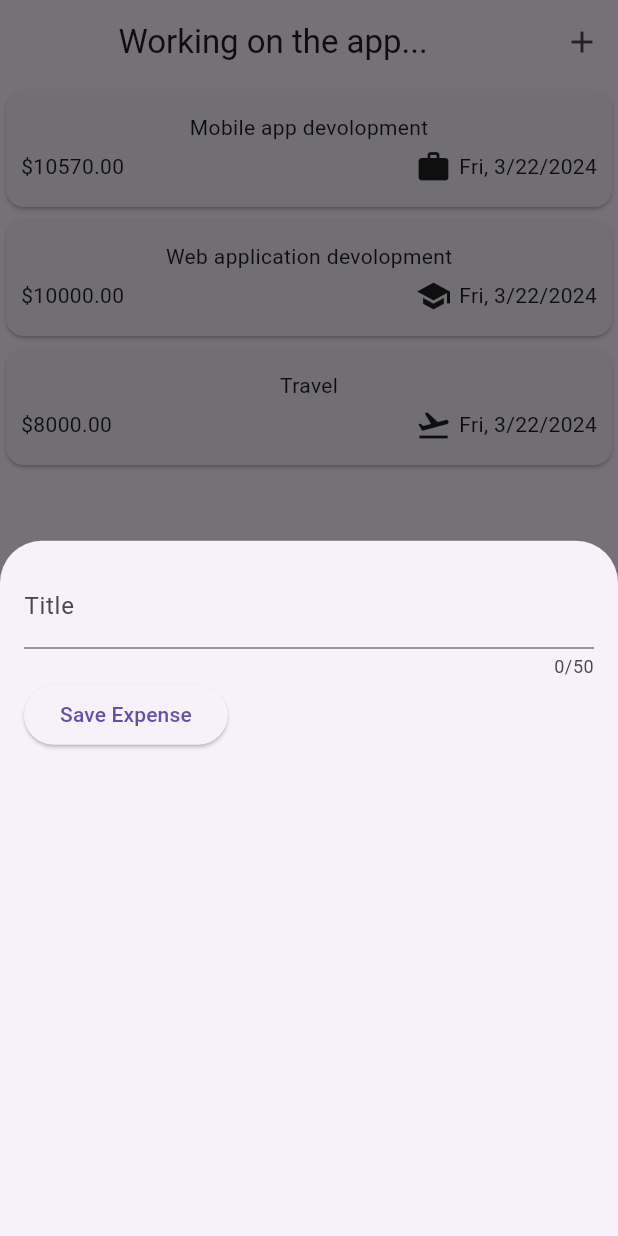
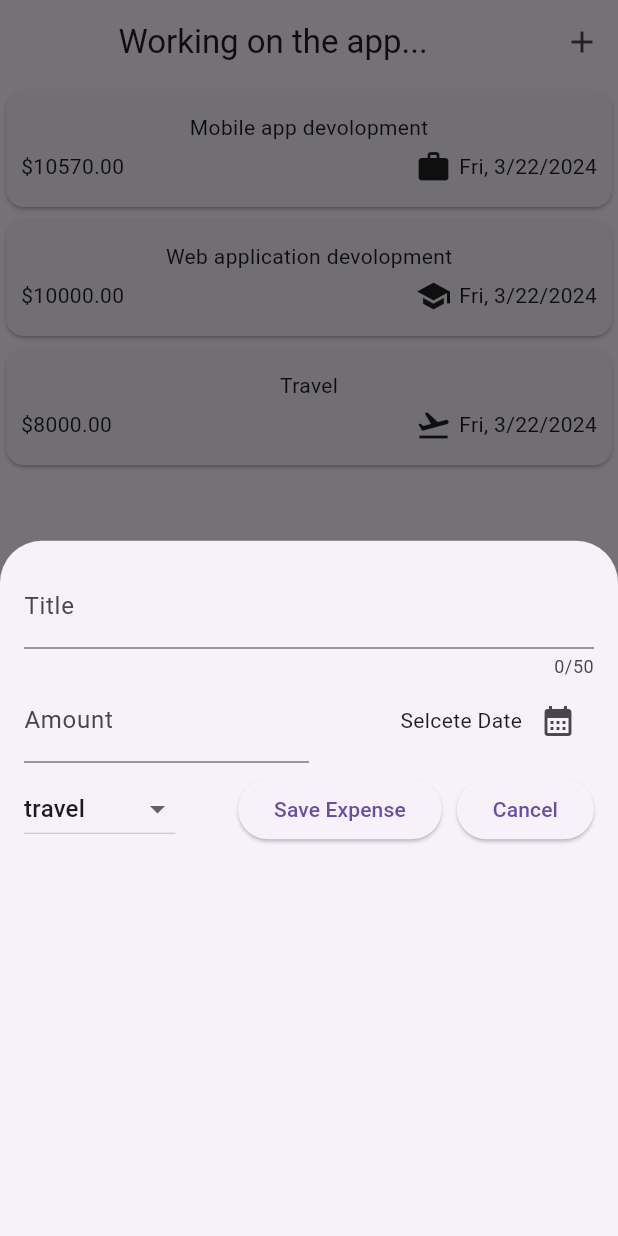
Before and after one commit to Abdelrahman2335/expenses, a Flutter app: the screen it shows after launch, after a tap on the "add" icon, on a phone screen of 412 x 824 dp. Run offline on Flutter 3.47's test engine with Material 3 defaults, Android fonts, the phone set to English and light mode, and no system bars.

Commit message:
Commit some updates

```diff
--- a/lib/bottom_sheet.dart
+++ b/lib/bottom_sheet.dart
@@ -1,6 +1,8 @@
 import 'dart:developer';
 
 import 'package:flutter/material.dart';
+import 'package:intl/intl.dart';
+import '../model/expense.dart';
 
 class AddExpense extends StatefulWidget {
   const AddExpense({super.key});
@@ -10,9 +12,12 @@ class AddExpense extends StatefulWidget {
 }
 
 class _AddExpenseState extends State<AddExpense> {
+  final _titleController = TextEditingController();
+  final _amountController = TextEditingController();
+  DateTime? _selectedDate; // we have to make the type DateTime? cuz pickedDate is the same type
 
-    final _titleController = TextEditingController();
-
+  final formatter = DateFormat.yMd();
+  Category _selectedCategory = Category.travel;
 
   /// if you used controller so you have to use dispose, why?
   /// cuz controller is still runing and working even if you closed the page or the widget,
@@ -23,6 +28,7 @@ class _AddExpenseState extends State<AddExpense> {
   void dispose() {
     super.dispose();
     _titleController.dispose();
+    _amountController.dispose();
   }
 
 // this is the first way =>
@@ -38,7 +44,7 @@ class _AddExpenseState extends State<AddExpense> {
 
   @override
   Widget build(BuildContext context) {
-    return  Padding(
+    return Padding(
       padding: const EdgeInsets.all(16.0),
       child: Column(
         children: [
@@ -50,9 +56,92 @@ class _AddExpenseState extends State<AddExpense> {
           ),
           Row(
             children: [
-              ElevatedButton(onPressed: (){
+              Expanded(
+                child: TextField(
+                  controller: _amountController,
+                  keyboardType: TextInputType
+                      .number, // this will show you the type of the keyboard that you want.
+                  // onChanged: (value) => _saveTitle, // this is one way how you can save the user input and you have other way using controller
+                  decoration: const InputDecoration(
+                    label: Text("Amount"),
+                    prefixText:
+                        "\$", // The prefix is simply puting some strings or icon's after or before the text
+                  ),
+                ),
+              ),
+              Expanded(
+                child: Row(
+                  mainAxisAlignment: MainAxisAlignment.end,
+                  crossAxisAlignment: CrossAxisAlignment.center,
+                  children: [
+                    Text(_selectedDate == null
+                        ? "Selcete Date"
+                        : formatter.format(_selectedDate!)),
+                    IconButton(
+                      onPressed: () async {
+                        final now = DateTime.now();
+                        final startTime = DateTime(now.year -
+                            20); // note this DateTime we have to use it cuz if not the type of the startTime will be int not dateTime.
+                        final pickeDate = await showDatePicker(
+                            context: context,
+                            firstDate: startTime,
+                            lastDate:
+                                now); /*.then((value) => log(value.toString()));*/ // Look... now we are dealing with futher so we can say in the futher when the user give us date (then) do as follow...
+                        setState(() {
+                          _selectedDate = pickeDate;
+                        });
+                        //please note that value is the date that the user choose.
+                        //There is another way by using async and await
+                      },
+                      icon: const Icon(Icons.calendar_month),
+                    ),
+                  ],
+                ),
+              )
+            ],
+          ),
+          const SizedBox(
+            height: 7,
+          ),
+          Row(
+            children: [
+              DropdownButton(
+                value: _selectedCategory, // we have to use value here so we can show the user what s/he have selected on the screen.
+                items: Category.values
+                    .map((e) => DropdownMenuItem(
+                      value: e,
+                      child: Text(e.name)
+                      )
+                      )
+                    .toList(),
+                onChanged: (newVal) {
+                  if (newVal == null){
+                    return;
+                  }
+                  setState(() {
+                    _selectedCategory = newVal;
+                  });
+                },
+              ), //name is the name of enum value. Don't forget we did all of this because DropdownButton is (required List of DropdownMenuItem)
+              const Spacer(),
+              ElevatedButton(
+                onPressed: () {
                   log(_titleController.text);
-              }, child: const Text("Save Expense"),)
+                  log(_amountController.text);
+                },
+                child: const Text("Save Expense"),
+              ),
+              const SizedBox(
+                width: 10,
+              ),
+              Row(
+                children: [
+                  ElevatedButton(
+                    onPressed: () => Navigator.pop(context),
+                    child: const Text("Cancel"),
+                  ),
+                ],
+              ),
             ],
           ),
         ],
--- a/lib/expenses.dart
+++ b/lib/expenses.dart
@@ -1,5 +1,3 @@
-import 'dart:js_interop';
-
 import 'package:expenses/bottom_sheet.dart';
 import 'package:expenses/expenses_List/expenses_List.dart';
 import 'package:expenses/model/expense.dart';
@@ -43,7 +41,7 @@ class _ExpensesState extends State<Expenses> {
               onPressed: () {
                 showModalBottomSheet(
                     context: context,
-                    builder: (x) =>   AddExpense()
+                    builder: (x) =>   const AddExpense()
                       );
               },
               icon: const Icon(Icons.add))
```
Lines whose indentation alone changed are shown as unchanged.
